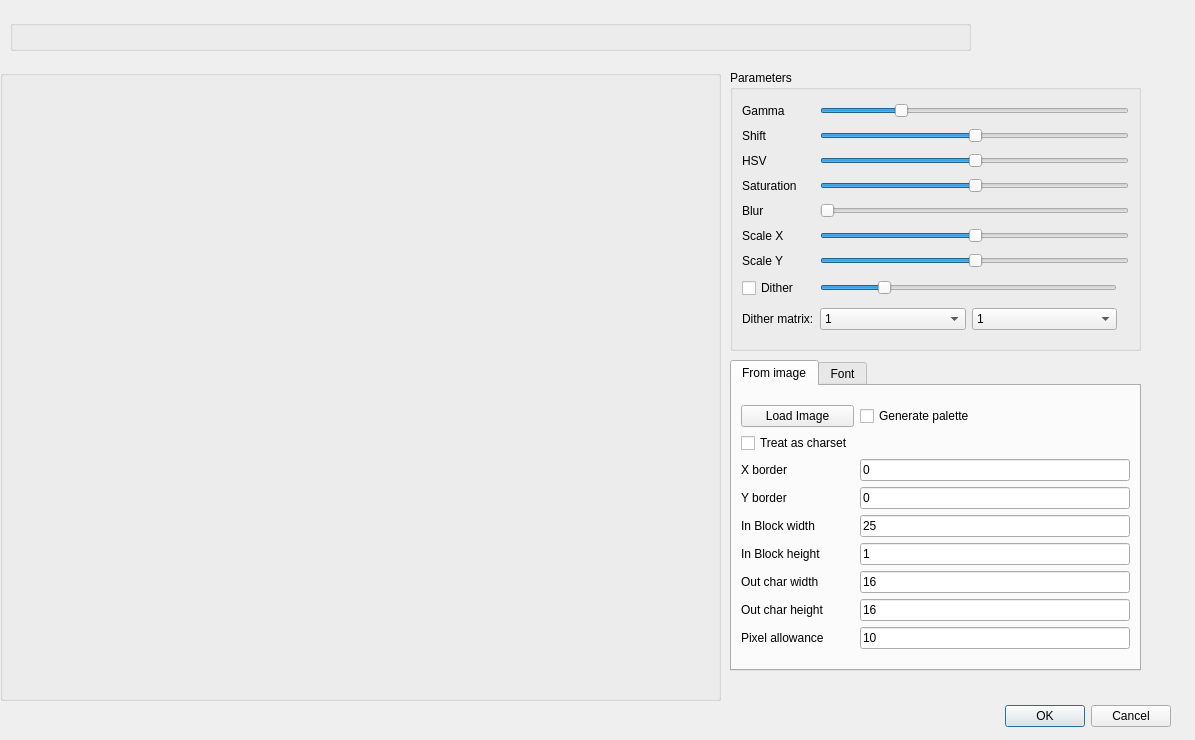
Above: dialogimport.ui from leuat/TRSE before the change. Below: the same form after it.
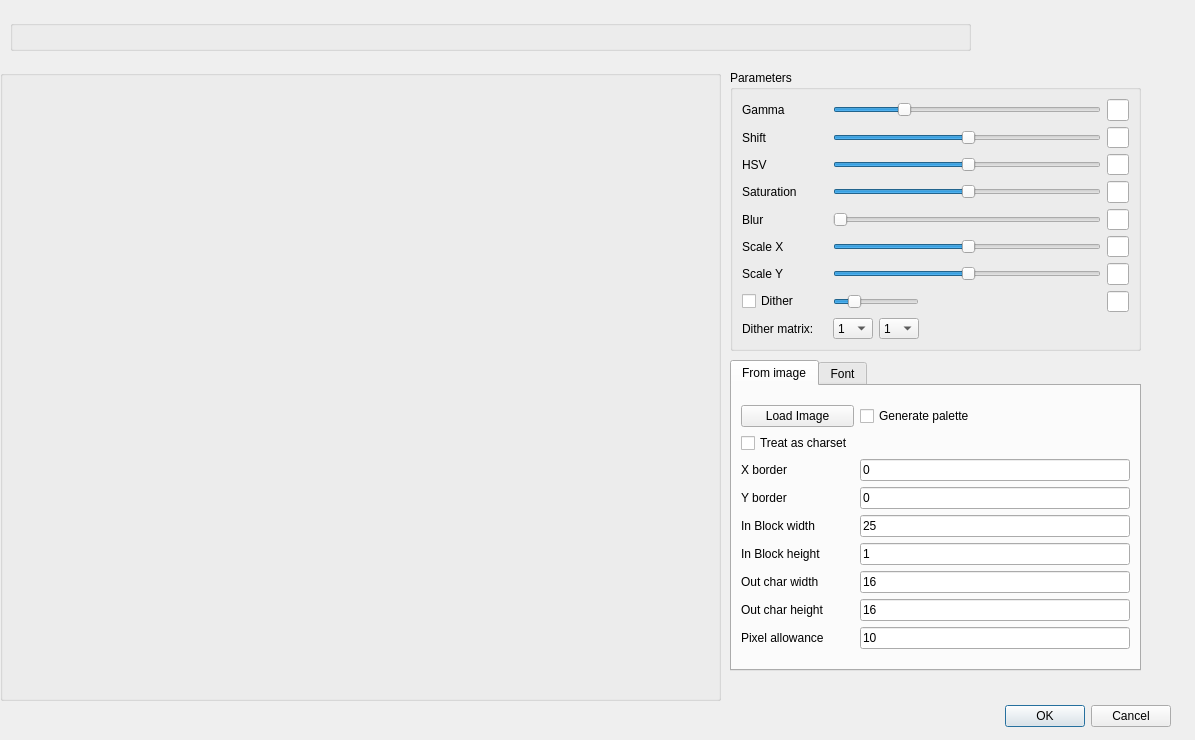
That is the form after the change.

Commit message: Fixed up dialog import text

Patch:
```diff
--- a/dialogimport.ui
+++ b/dialogimport.ui
@@ -100,47 +100,21 @@
    <property name="title">
     <string>Parameters</string>
    </property>
-   <layout class="QGridLayout" name="gridLayout_4">
-    <item row="7" column="1">
-     <widget class="QSlider" name="hsDither">
-      <property name="maximum">
-       <number>99</number>
-      </property>
+   <layout class="QGridLayout" name="gridLayout_4" columnstretch="8,8,8,8,1">
+    <item row="4" column="1" colspan="3">
+     <widget class="QSlider" name="hsBlur">
       <property name="value">
-       <number>20</number>
+       <number>0</number>
       </property>
       <property name="orientation">
        <enum>Qt::Horizontal</enum>
       </property>
      </widget>
     </item>
-    <item row="1" column="0">
-     <widget class="QLabel" name="label_2">
+    <item row="3" column="0">
+     <widget class="QLabel" name="label_4">
       <property name="text">
-       <string>Shift</string>
-      </property>
-     </widget>
-    </item>
-    <item row="3" column="1" colspan="3">
-     <widget class="QSlider" name="hsSat">
-      <property name="value">
-       <number>50</number>
-      </property>
-      <property name="orientation">
-       <enum>Qt::Horizontal</enum>
-      </property>
-     </widget>
-    </item>
-    <item row="5" column="1" colspan="3">
-     <widget class="QSlider" name="hsScaleX">
-      <property name="maximum">
-       <number>99</number>
-      </property>
-      <property name="value">
-       <number>50</number>
-      </property>
-      <property name="orientation">
-       <enum>Qt::Horizontal</enum>
+       <string>Saturation</string>
       </property>
      </widget>
     </item>
@@ -154,6 +128,39 @@
       </property>
      </widget>
     </item>
+    <item row="6" column="1" colspan="3">
+     <widget class="QSlider" name="hsScaleY">
+      <property name="maximum">
+       <number>99</number>
+      </property>
+      <property name="value">
+       <number>50</number>
+      </property>
+      <property name="orientation">
+       <enum>Qt::Horizontal</enum>
+      </property>
+     </widget>
+    </item>
+    <item row="5" column="1" colspan="3">
+     <widget class="QSlider" name="hsScaleX">
+      <property name="maximum">
+       <number>99</number>
+      </property>
+      <property name="value">
+       <number>50</number>
+      </property>
+      <property name="orientation">
+       <enum>Qt::Horizontal</enum>
+      </property>
+     </widget>
+    </item>
+    <item row="4" column="0">
+     <widget class="QLabel" name="label_5">
+      <property name="text">
+       <string>Blur</string>
+      </property>
+     </widget>
+    </item>
     <item row="6" column="0">
      <widget class="QLabel" name="label_7">
       <property name="text">
@@ -161,10 +168,10 @@
       </property>
      </widget>
     </item>
-    <item row="5" column="0">
-     <widget class="QLabel" name="label_6">
+    <item row="13" column="0">
+     <widget class="QLabel" name="label_15">
       <property name="text">
-       <string>Scale X</string>
+       <string>Dither matrix:</string>
       </property>
      </widget>
     </item>
@@ -175,50 +182,23 @@
       </property>
      </widget>
     </item>
-    <item row="6" column="1" colspan="3">
-     <widget class="QSlider" name="hsScaleY">
+    <item row="3" column="1" colspan="3">
+     <widget class="QSlider" name="hsSat">
+      <property name="value">
+       <number>50</number>
+      </property>
+      <property name="orientation">
+       <enum>Qt::Horizontal</enum>
+      </property>
+     </widget>
+    </item>
+    <item row="7" column="1">
+     <widget class="QSlider" name="hsDither">
       <property name="maximum">
        <number>99</number>
       </property>
       <property name="value">
-       <number>50</number>
-      </property>
-      <property name="orientation">
-       <enum>Qt::Horizontal</enum>
-      </property>
-     </widget>
-    </item>
-    <item row="3" column="0">
-     <widget class="QLabel" name="label_4">
-      <property name="text">
-       <string>Saturation</string>
-      </property>
-     </widget>
-    </item>
-    <item row="7" column="0">
-     <widget class="QCheckBox" name="chkDither">
-      <property name="text">
-       <string>Dither</string>
-      </property>
-      <property name="checked">
-       <bool>false</bool>
-      </property>
-     </widget>
-    </item>
-    <item row="4" column="1" colspan="3">
-     <widget class="QSlider" name="hsBlur">
-      <property name="value">
-       <number>0</number>
-      </property>
-      <property name="orientation">
-       <enum>Qt::Horizontal</enum>
-      </property>
-     </widget>
-    </item>
-    <item row="2" column="1" colspan="3">
-     <widget class="QSlider" name="hsHsv">
-      <property name="value">
-       <number>50</number>
+       <number>20</number>
       </property>
       <property name="orientation">
        <enum>Qt::Horizontal</enum>
@@ -235,24 +215,10 @@
       </property>
      </widget>
     </item>
-    <item row="4" column="0">
-     <widget class="QLabel" name="label_5">
+    <item row="5" column="0">
+     <widget class="QLabel" name="label_6">
       <property name="text">
-       <string>Blur</string>
-      </property>
-     </widget>
-    </item>
-    <item row="13" column="0">
-     <widget class="QLabel" name="label_15">
-      <property name="text">
-       <string>Dither matrix:</string>
-      </property>
-     </widget>
-    </item>
-    <item row="0" column="0">
-     <widget class="QLabel" name="label">
-      <property name="text">
-       <string>Gamma</string>
+       <string>Scale X</string>
       </property>
      </widget>
     </item>
@@ -308,6 +274,64 @@
       </item>
      </layout>
     </item>
+    <item row="2" column="1" colspan="3">
+     <widget class="QSlider" name="hsHsv">
+      <property name="value">
+       <number>50</number>
+      </property>
+      <property name="orientation">
+       <enum>Qt::Horizontal</enum>
+      </property>
+     </widget>
+    </item>
+    <item row="1" column="0">
+     <widget class="QLabel" name="label_2">
+      <property name="text">
+       <string>Shift</string>
+      </property>
+     </widget>
+    </item>
+    <item row="0" column="0">
+     <widget class="QLabel" name="label">
+      <property name="text">
+       <string>Gamma</string>
+      </property>
+     </widget>
+    </item>
+    <item row="7" column="0">
+     <widget class="QCheckBox" name="chkDither">
+      <property name="text">
+       <string>Dither</string>
+      </property>
+      <property name="checked">
+       <bool>false</bool>
+      </property>
+     </widget>
+    </item>
+    <item row="0" column="4">
+     <widget class="QLineEdit" name="leGamma"/>
+    </item>
+    <item row="1" column="4">
+     <widget class="QLineEdit" name="leShift"/>
+    </item>
+    <item row="2" column="4">
+     <widget class="QLineEdit" name="leHsv"/>
+    </item>
+    <item row="3" column="4">
+     <widget class="QLineEdit" name="leSat"/>
+    </item>
+    <item row="4" column="4">
+     <widget class="QLineEdit" name="leBlur"/>
+    </item>
+    <item row="5" column="4">
+     <widget class="QLineEdit" name="leScaleX"/>
+    </item>
+    <item row="6" column="4">
+     <widget class="QLineEdit" name="leScaleY"/>
+    </item>
+    <item row="7" column="4">
+     <widget class="QLineEdit" name="leDither"/>
+    </item>
    </layout>
   </widget>
   <widget class="QTabWidget" name="tabWidget">
```
The commit also changes 5 other files.
